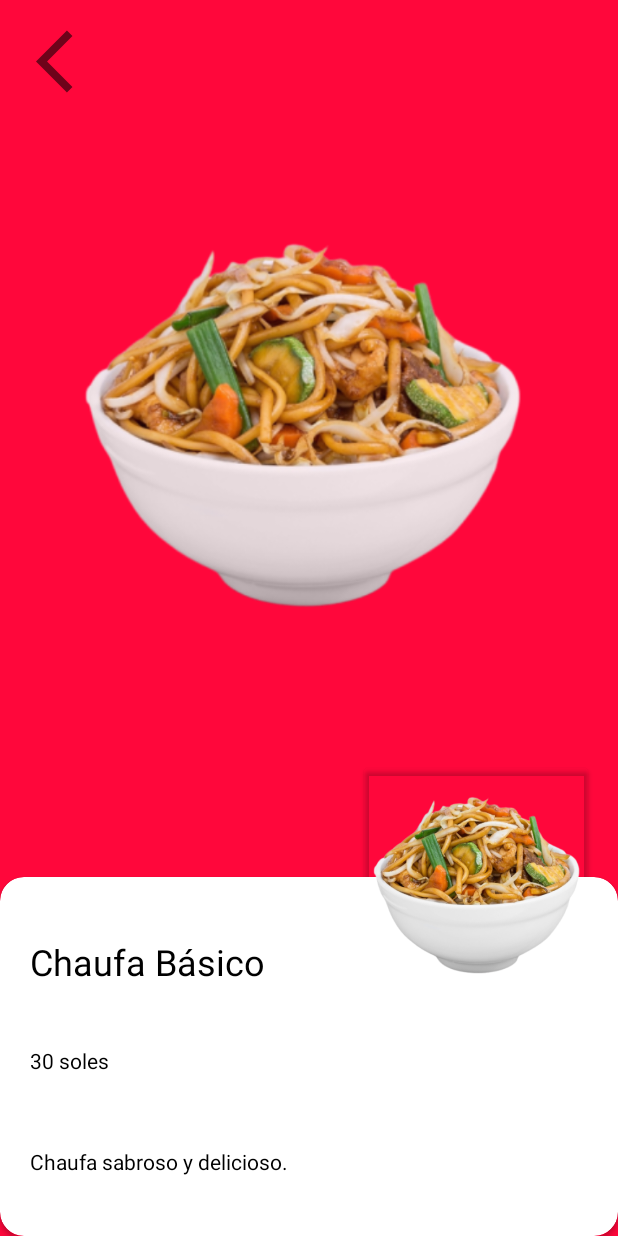
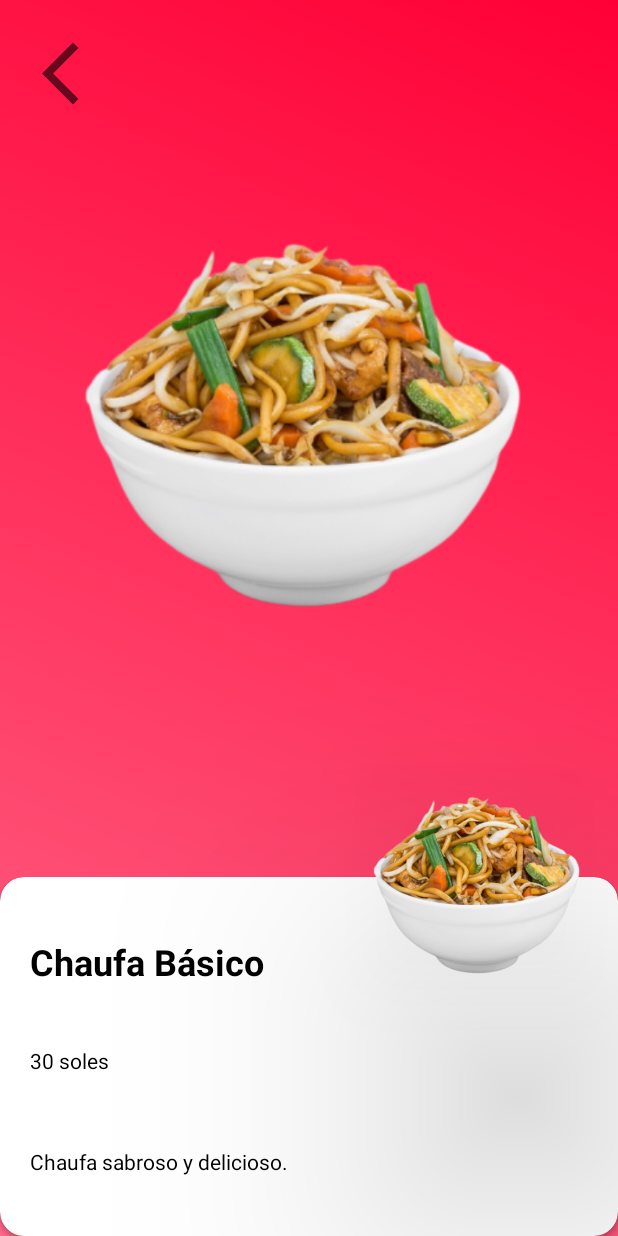
Before and after one commit to Daniel-1401/ProyectoDAM2-2, an Android app: the MenuDetalleActivity screen opened directly, with no data from a screen before it, on a phone screen of 412 x 824 dp. Run offline under Robolectric (Android 15) with nearby library versions, the phone set to English and light mode, and no system bars; our stand-ins replace Firebase (no records; nobody signed in at launch, a user with empty details on screens opened directly); 2 statements that could not run were skipped.

Commit message:
Cambios a LAYOUTS | NAIM

```diff
--- a/app/src/main/res/drawable/ic_btn.xml
+++ b/app/src/main/res/drawable/ic_btn.xml
@@ -13,8 +13,8 @@
           android:endY="397.84"
           android:endX="445"
           android:type="linear">
-        <item android:offset="0" android:color="#ff3cecb3"/>
-        <item android:offset="1" android:color="#ff43d7dc"/>
+        <item android:offset="0" android:color="#ff0b3e"/>
+        <item android:offset="1" android:color="#FF1849"/>
       </gradient>
     </aapt:attr>
   </path>
--- a/app/src/main/res/layout/activity_add.xml
+++ b/app/src/main/res/layout/activity_add.xml
@@ -9,7 +9,7 @@
     <View
         android:layout_width="match_parent"
         android:layout_height="320dp"
-        android:background="@color/red_chifast"
+        android:background="@drawable/splash"
         app:layout_constraintEnd_toEndOf="parent"
         app:layout_constraintStart_toStartOf="parent"
         app:layout_constraintTop_toTopOf="parent" />
--- a/app/src/main/res/layout/activity_edit.xml
+++ b/app/src/main/res/layout/activity_edit.xml
@@ -18,7 +18,7 @@
     <View
         android:layout_width="match_parent"
         android:layout_height="320dp"
-        android:background="@color/red_chifast"
+        android:background="@drawable/splash"
         app:layout_constraintEnd_toEndOf="parent"
         app:layout_constraintStart_toStartOf="parent"
         app:layout_constraintTop_toTopOf="parent" />
--- a/app/src/main/res/layout/activity_menu_detalle.xml
+++ b/app/src/main/res/layout/activity_menu_detalle.xml
@@ -4,16 +4,16 @@
     xmlns:tools="http://schemas.android.com/tools"
     android:layout_width="match_parent"
     android:layout_height="match_parent"
-    android:background="@color/red_chifast"
+    android:background="@drawable/splash"
     tools:context=".Activities.MenuDetalleActivity">
 
     <View
         android:id="@+id/btnBack"
         android:layout_width="50dp"
         android:layout_height="50dp"
-        android:layout_marginStart="24dp"
-        android:layout_marginLeft="24dp"
-        android:layout_marginTop="16dp"
+        android:layout_marginStart="28dp"
+        android:layout_marginLeft="28dp"
+        android:layout_marginTop="24dp"
         android:background="@drawable/ic_baseline_arrow_back_ios_24"
         app:layout_constraintStart_toStartOf="parent"
         app:layout_constraintTop_toTopOf="parent" />
@@ -30,21 +30,6 @@
         app:layout_constraintTop_toTopOf="parent"
         app:layout_constraintVertical_bias="0.27"
         app:srcCompat="@drawable/plato" />
-
-    <View
-        android:layout_width="match_parent"
-        android:layout_height="match_parent"
-        android:layout_marginStart="-8dp"
-        android:layout_marginLeft="-8dp"
-        android:layout_marginTop="-8dp"
-        android:layout_marginBottom="40dp"
-        android:background="#0Dff073b"
-        app:layout_constraintBottom_toBottomOf="parent"
-        app:layout_constraintEnd_toEndOf="parent"
-        app:layout_constraintHorizontal_bias="1.0"
-        app:layout_constraintStart_toStartOf="parent"
-        app:layout_constraintTop_toTopOf="parent"
-        app:layout_constraintVertical_bias="1.0" />
 
     <androidx.cardview.widget.CardView
         android:id="@+id/cardView2"
@@ -74,7 +59,8 @@
                 android:layout_marginBottom="32dp"
                 android:text="@string/name"
                 android:textColor="@color/black"
-                android:textSize="24sp" />
+                android:textSize="24sp"
+                android:textStyle="bold" />
 
             <TextView
                 android:id="@+id/precioProducto"
@@ -112,8 +98,8 @@
         android:layout_marginEnd="20dp"
         android:layout_marginRight="20dp"
         app:cardBackgroundColor="@android:color/transparent"
-        app:cardCornerRadius="3dp"
-        app:cardMaxElevation="0dp"
+        app:cardCornerRadius="0dp"
+        app:cardElevation="100dp"
         app:layout_constraintBottom_toTopOf="@+id/cardView2"
         app:layout_constraintEnd_toEndOf="parent"
         app:layout_constraintTop_toTopOf="@+id/cardView2">
```
Also changed, not shown: app/src/main/res/layout/activity_main.xml (+8 -8 lines).
